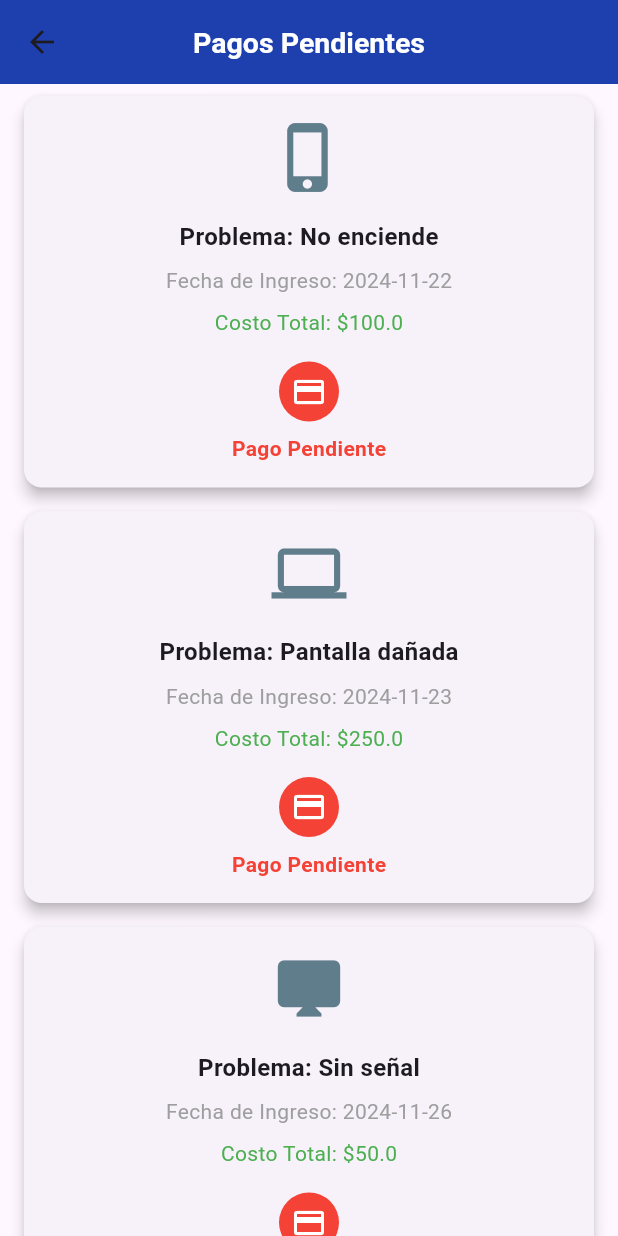
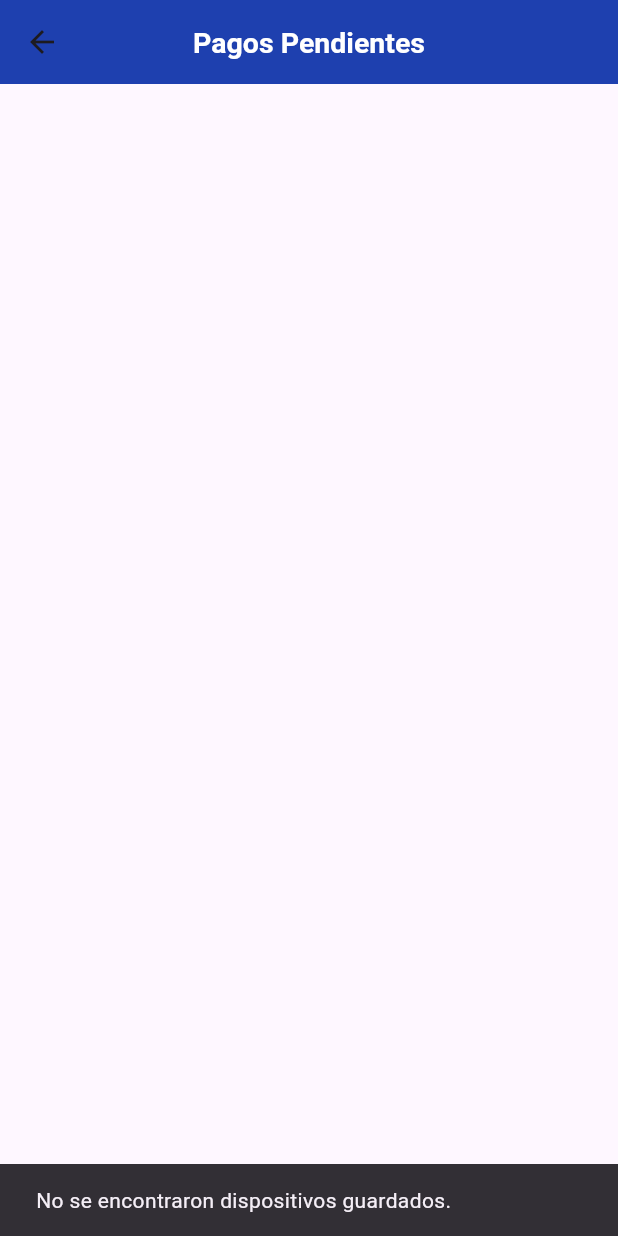
Before and after one commit to idav0/sigser_front, a Flutter app: the PendingPaymentDevices screen opened directly, on a phone screen of 412 x 824 dp. Run offline on Flutter 3.47's test engine with Material 3 defaults, Android fonts, the phone set to English and light mode, and no system bars; our stand-ins replace awesome_dialog, dio, flutter_dotenv, font_awesome_flutter, shared_preferences; missing offline and left inert: mobile_scanner; accounts and stored records are empty.

Commit message:
Mostrar dispositivos
Se cambiaron los datos estaticos por los de la base

```diff
--- a/lib/navigation/client/pending_payment_devices.dart
+++ b/lib/navigation/client/pending_payment_devices.dart
@@ -1,4 +1,9 @@
+import 'dart:convert';
+
 import 'package:flutter/material.dart';
+import 'package:shared_preferences/shared_preferences.dart';
+import 'package:flutter_dotenv/flutter_dotenv.dart';
+import 'package:dio/dio.dart';
 
 class PendingPaymentDevices extends StatefulWidget {
   const PendingPaymentDevices({super.key});
@@ -8,72 +13,69 @@ class PendingPaymentDevices extends StatefulWidget {
 }
 
 class _PendingPaymentDevicesState extends State<PendingPaymentDevices> {
-  final List<Map<String, dynamic>> devices = [
-    {
-      'id': 1,
-      'problem_description': 'No enciende',
-      'entry_date': '2024-11-20',
-      'devices_id': 101,
-      'devices_device_type_id': 1,
-      'client_id': 1001,
-      'technician_id': 2001,
-      'diagnostic_observations': 'El circuito de encendido está quemado.',
-      'diagnostic_parts': 'Placa madre',
-      'diagnostic_estimated_cost': 50.0,
-      'total_price': 100.0,
-      'repair_observations': 'Reemplazar circuito de encendido.',
-      'repair_start': '2024-11-22',
-      'repair_end': '2024-11-24',
-      'paid': 0,
-      'repair_statuses_id': 1,
-    },
-    {
-      'id': 2,
-      'problem_description': 'Pantalla dañada',
-      'entry_date': '2024-11-22',
-      'devices_id': 102,
-      'devices_device_type_id': 2,
-      'client_id': 1002,
-      'technician_id': 2002,
-      'diagnostic_observations': 'Panel LCD roto.',
-      'diagnostic_parts': 'Pantalla LCD',
-      'diagnostic_estimated_cost': 120.0,
-      'total_price': 250.0,
-      'repair_observations': 'Reemplazar pantalla.',
-      'repair_start': '2024-11-23',
-      'repair_end': '2024-11-25',
-      'paid': 0,
-      'repair_statuses_id': 2,
-    },
-    {
-      'id': 3,
-      'problem_description': 'Sin señal',
-      'entry_date': '2024-11-25',
-      'devices_id': 103,
-      'devices_device_type_id': 3,
-      'client_id': 1003,
-      'technician_id': 2003,
-      'diagnostic_observations': 'Cable HDMI dañado.',
-      'diagnostic_parts': 'Cable HDMI',
-      'diagnostic_estimated_cost': 20.0,
-      'total_price': 50.0,
-      'repair_observations': 'Reemplazar cable HDMI.',
-      'repair_start': '2024-11-26',
-      'repair_end': '2024-11-27',
-      'paid': 0,
-      'repair_statuses_id': 3,
-    },
-  ];
+  final Dio _dio = Dio(BaseOptions(baseUrl: '${dotenv.env['BASE_URL']}'));
+ List<Map<String, dynamic>> devices = [];
 
   void _navigateToPayment(BuildContext context) {
     Navigator.pushNamed(context, '/menuClient');
   }
+@override
+  void initState() {
+    super.initState();
+    _loadDevicesFromPreferences();
+  }
 
+  Future<void> _loadDevicesFromPreferences() async {
+    final prefs = await SharedPreferences.getInstance();
+    String? devicesJson = prefs.getString('listDevices');
+
+
+
+    if (devicesJson != null) {
+      try {
+        List<dynamic> jsonList = jsonDecode(devicesJson);
+
+        List<Map<String, dynamic>> adaptedDevices = jsonList.map((device) {
+          return {
+            'id': device['id'].toString(),
+            'pago': device['paid'],
+            'tipo': device['device']['deviceType']['name'].toString(),
+             'tipoId': device['device']['deviceType']['id'].toString(),
+            'modelo': device['device']['model'].toString(),
+            'marca': device['device']['brand'].toString(),
+            'serie': device['device']['serialNumber'].toString(),
+            'problema': device['problem_description'].toString(),
+            'costoTotal': device['total_price'].toString(),
+            'cliente': device['cliente'] ?? 'Desconocido',
+            'fecha': device['entry_date'].toString(),
+            'diagnostico':
+                (device['diagnostic_observations'] ?? 'N/A').toString(),
+            'estado': device['repairStatus']['name'].toString(),
+
+          };
+        }).toList();
+
+        setState(() {
+          devices.addAll(adaptedDevices);
+        });
+      } catch (e) {
+        ScaffoldMessenger.of(context).showSnackBar(
+          SnackBar(content: Text('Error al cargar dispositivos: $e')),
+        );
+      }
+    } else {
+      ScaffoldMessenger.of(context).showSnackBar(
+        const SnackBar(content: Text('No se encontraron dispositivos guardados.')),
+      );
+    }
+  }
   @override
   Widget build(BuildContext context) {
+
     final pendingPaymentDevices =
-        devices.where((device) => device['paid'] == 0).toList();
-
+        devices.where((device) => device['pago'] == false).toList();
+    print('Penditenes de pafo');
+    print(pendingPaymentDevices);
     return Scaffold(
       appBar: AppBar(
         title: const Text(
@@ -100,13 +102,13 @@ class _PendingPaymentDevicesState extends State<PendingPaymentDevices> {
                   crossAxisAlignment: CrossAxisAlignment.center,
                   children: [
                     Icon(
-                      _getDeviceIcon(device['devices_device_type_id']),
+                      _getDeviceIcon(int.parse(device['tipoId'])),
                       size: 50,
                       color: Colors.blueGrey,
                     ),
                     const SizedBox(height: 16),
                     Text(
-                      'Problema: ${device['problem_description']}',
+                      'Problema: ${device['problema']}',
                       style: const TextStyle(
                         fontWeight: FontWeight.bold,
                         fontSize: 16,
@@ -114,7 +116,7 @@ class _PendingPaymentDevicesState extends State<PendingPaymentDevices> {
                     ),
                     const SizedBox(height: 8),
                     Text(
-                      'Fecha de Ingreso: ${device['repair_start']}',
+                      'Fecha de Ingreso: ${device['fecha']}',
                       style: const TextStyle(
                         fontSize: 14,
                         color: Colors.grey,
@@ -122,7 +124,7 @@ class _PendingPaymentDevicesState extends State<PendingPaymentDevices> {
                     ),
                     const SizedBox(height: 8),
                     Text(
-                      'Costo Total: \$${device['total_price']}',
+                      'Costo Total: \$${device['costoTotal']}',
                       style: const TextStyle(
                         fontSize: 14,
                         color: Colors.green,
```
